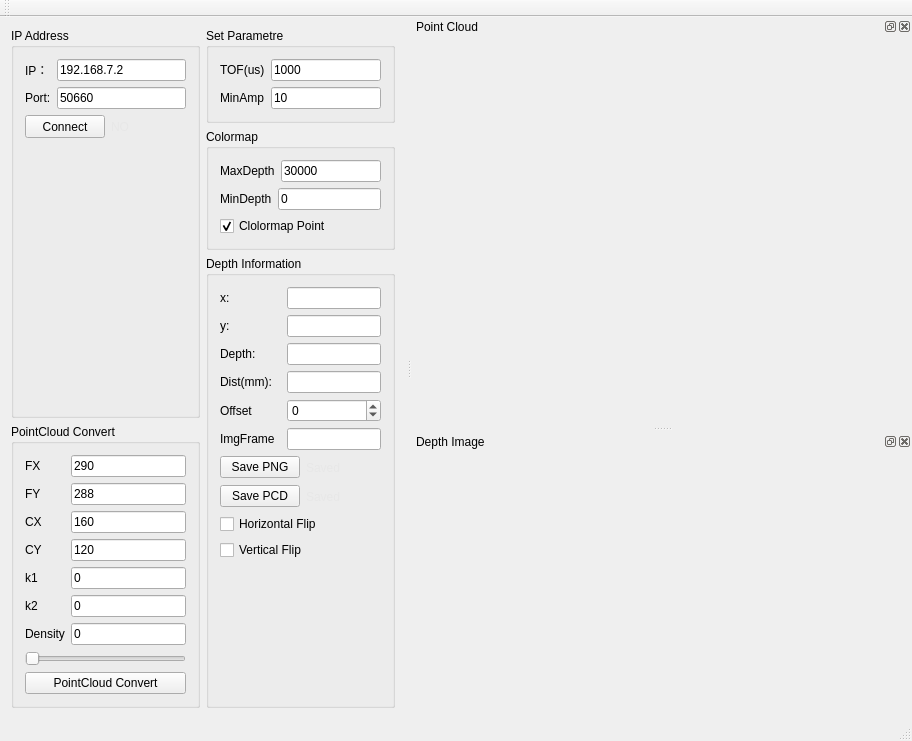
The window that SmartEye/SmartEye/smarteye.ui (SHU3DVision/SmartEye) describes before a commit, drawn with Qt 5.
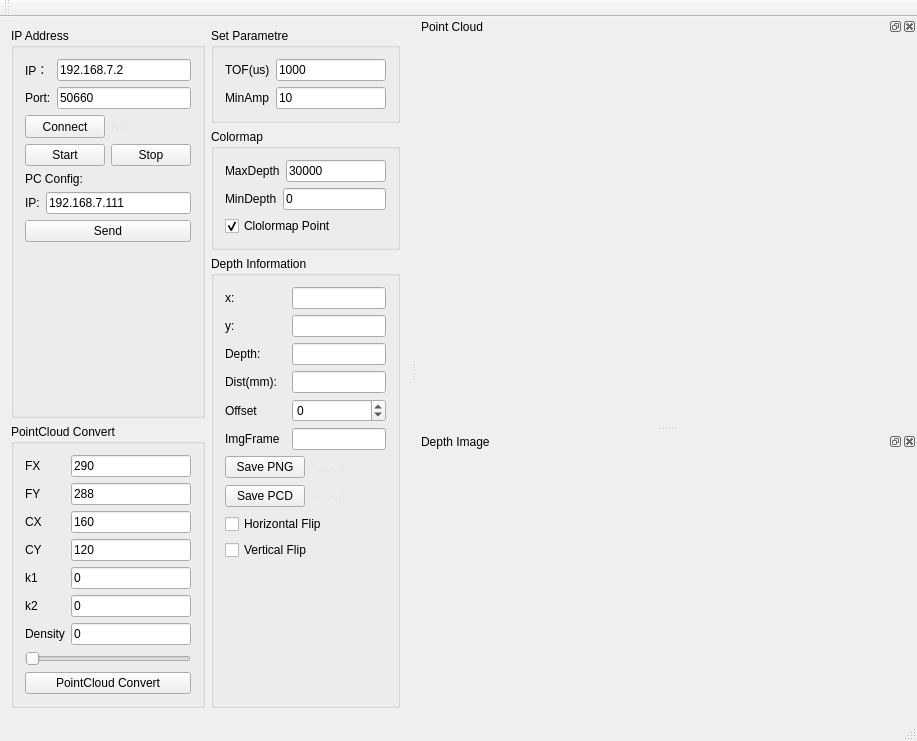
The same window after the commit. Icons and pictures are not drawn. Custom widgets are drawn as their Qt base class.

The edit to the form file:
```diff
--- a/SmartEye/SmartEye/smarteye.ui
+++ b/SmartEye/SmartEye/smarteye.ui
@@ -41,6 +41,9 @@
         <layout class="QVBoxLayout" name="verticalLayout_11">
          <item>
           <layout class="QVBoxLayout" name="verticalLayout">
+           <property name="bottomMargin">
+            <number>0</number>
+           </property>
            <item>
             <layout class="QGridLayout" name="gridLayout">
              <item row="0" column="1">
@@ -109,6 +112,62 @@
              </item>
             </layout>
            </item>
+           <item>
+            <layout class="QHBoxLayout" name="horizontalLayout_5">
+             <property name="bottomMargin">
+              <number>0</number>
+             </property>
+             <item>
+              <widget class="QPushButton" name="btnStart">
+               <property name="text">
+                <string>Start</string>
+               </property>
+              </widget>
+             </item>
+             <item>
+              <widget class="QPushButton" name="btnStop">
+               <property name="text">
+                <string>Stop</string>
+               </property>
+              </widget>
+             </item>
+            </layout>
+           </item>
+           <item>
+            <widget class="QLabel" name="label_20">
+             <property name="text">
+              <string>PC Config:</string>
+             </property>
+            </widget>
+           </item>
+           <item>
+            <layout class="QGridLayout" name="gridLayout_8">
+             <property name="bottomMargin">
+              <number>0</number>
+             </property>
+             <item row="0" column="1">
+              <widget class="QLineEdit" name="lineEditPcIp">
+               <property name="text">
+                <string>192.168.7.111</string>
+               </property>
+              </widget>
+             </item>
+             <item row="0" column="0">
+              <widget class="QLabel" name="label_21">
+               <property name="text">
+                <string>IP:</string>
+               </property>
+              </widget>
+             </item>
+            </layout>
+           </item>
+           <item>
+            <widget class="QPushButton" name="btnSendPcConfig">
+             <property name="text">
+              <string>Send</string>
+             </property>
+            </widget>
+           </item>
           </layout>
          </item>
          <item>
```
